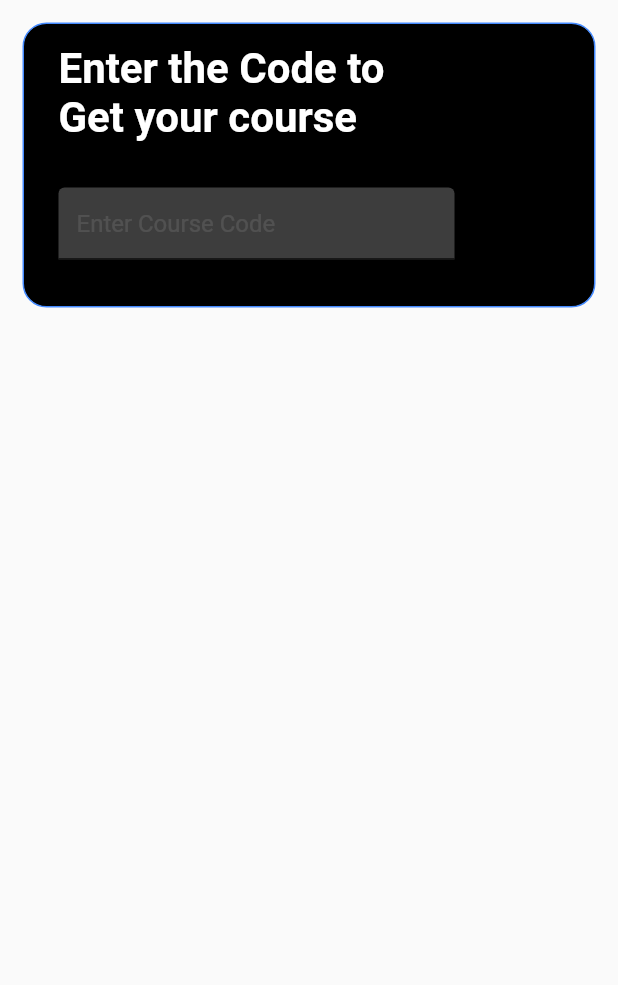
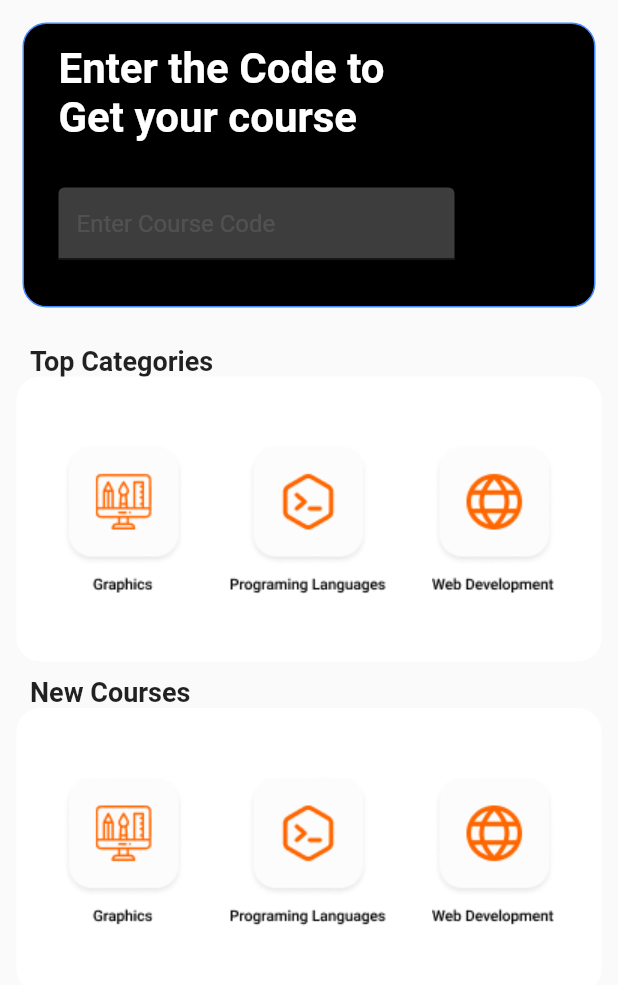
Before and after one commit to mariannader/OrangeApp, a Flutter app: the HomeScreen screen opened directly, on a phone screen of 412 x 824 dp, the part 84-1069 px from its top. Run offline on Flutter 3.47's test engine with Material 2 defaults, Android fonts, the phone set to English and light mode, and no system bars.

Commit message:
editing navigation in signup and edit home screen

```diff
--- a/orange_app/lib/screens/home_screen.dart
+++ b/orange_app/lib/screens/home_screen.dart
@@ -64,6 +64,96 @@ class HomeScreen extends StatelessWidget {
             ),
           ),
         ),
+
+        //Top Category text
+
+        Column(
+          children: <Widget>[
+            Align(
+              alignment: Alignment.centerLeft,
+              child: Container(
+                padding: const EdgeInsets.only(top: 10.0, right: 90, left: 20),
+                // color: Colors.red,
+                child: Text(
+                  'Top Categories',
+                  style: TextStyle(
+                    fontSize: 18,
+                    fontWeight: FontWeight.bold,
+                  ),
+                ),
+              ),
+            ),
+          ],
+        ),
+
+        //category continer
+        Container(
+          // margin: const EdgeInsets.all(15.0),
+          // padding: const EdgeInsets.all(3.0),
+          width: 390.0,
+          height: 190.0,
+          decoration: BoxDecoration(
+            shape: BoxShape.rectangle,
+            border: Border.all(color: Colors.white),
+            color: Colors.white,
+            borderRadius: BorderRadius.all(Radius.circular(16)),
+          ),
+          child: Row(
+            mainAxisAlignment: MainAxisAlignment.spaceEvenly,
+            children: [
+              Image.asset('Assets/images/Graphics.png', fit: BoxFit.cover),
+              Image.asset('Assets/images/Programming Languages.png',
+                  fit: BoxFit.cover),
+              Image.asset('Assets/images/Web Delevopment.png',
+                  fit: BoxFit.cover),
+            ],
+          ),
+        ), //end container category
+
+        //Top Category text
+
+        Column(
+          children: <Widget>[
+            Align(
+              alignment: Alignment.centerLeft,
+              child: Container(
+                padding: const EdgeInsets.only(top: 10.0, right: 90, left: 20),
+                // color: Colors.red,
+                child: Text(
+                  'New Courses',
+                  style: TextStyle(
+                    fontSize: 18,
+                    fontWeight: FontWeight.bold,
+                  ),
+                ),
+              ),
+            ),
+          ],
+        ),
+
+        //category continer
+        Container(
+          // margin: const EdgeInsets.all(15.0),
+          // padding: const EdgeInsets.all(3.0),
+          width: 390.0,
+          height: 190.0,
+          decoration: BoxDecoration(
+            shape: BoxShape.rectangle,
+            border: Border.all(color: Colors.white),
+            color: Colors.white,
+            borderRadius: BorderRadius.all(Radius.circular(16)),
+          ),
+          child: Row(
+            mainAxisAlignment: MainAxisAlignment.spaceEvenly,
+            children: [
+              Image.asset('Assets/images/Graphics.png', fit: BoxFit.cover),
+              Image.asset('Assets/images/Programming Languages.png',
+                  fit: BoxFit.cover),
+              Image.asset('Assets/images/Web Delevopment.png',
+                  fit: BoxFit.cover),
+            ],
+          ),
+        ), //end container category
       ]),
     );
   }
--- a/orange_app/lib/screens/sign_up.dart
+++ b/orange_app/lib/screens/sign_up.dart
@@ -124,9 +124,11 @@ class SignUp extends StatelessWidget {
                 style: ElevatedButton.styleFrom(
                   primary: Color(0xFFE65100),
                 ),
-                onPressed: () {
-                  print('Sign Up');
-                },
+                onPressed: () => Navigator.of(context).push(
+                  MaterialPageRoute(
+                    builder: (context) => Login(),
+                  ),
+                ),
               ),
             ),
             Row(
```
Also changed, not shown: orange_app/Assets/images/Ellipse 13.png (added), orange_app/Assets/images/Graphics.png (added), orange_app/Assets/images/Left Arrow.png (added), orange_app/Assets/images/Programming Languages.png (added), orange_app/Assets/images/Web Delevopment.png (added), orange_app/Assets/images/leftarrow.png (added).
